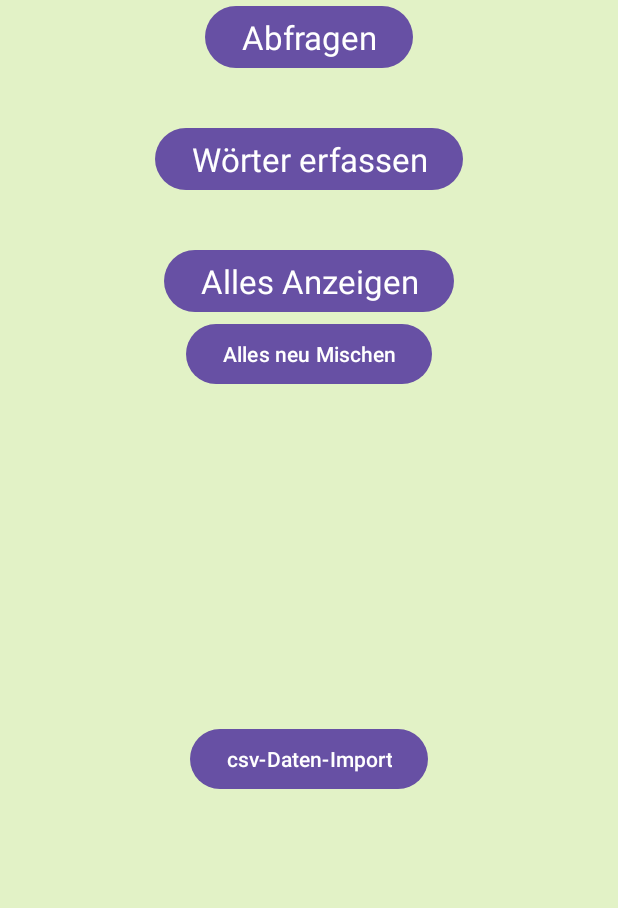
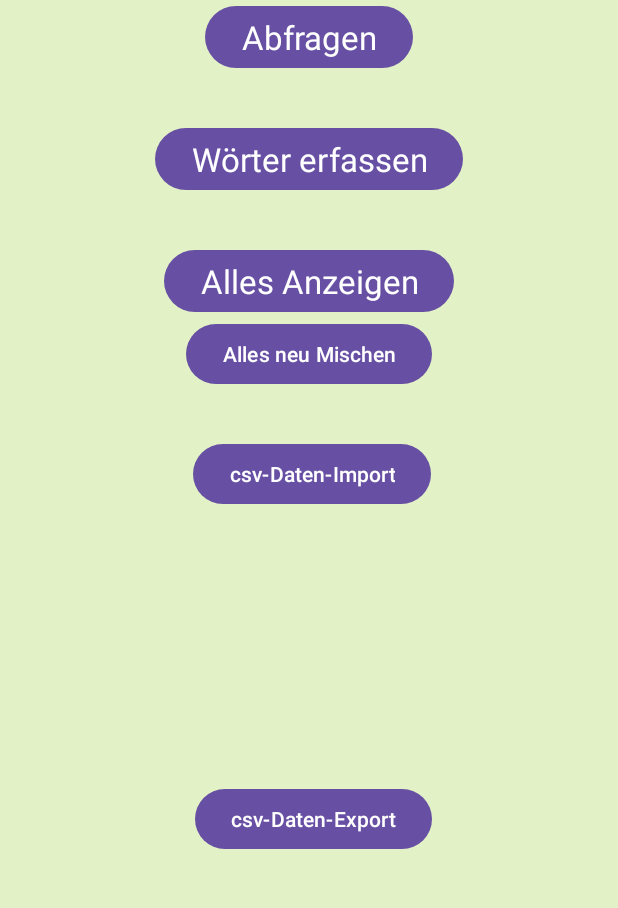
Before and after one commit to KolaSiro/TeachUSelf, an Android app: the screen it shows after launch (MainActivity), on a phone screen of 412 x 824 dp, the part 108-1016 px from its top. Run offline under Robolectric (Android 15) with nearby library versions, the phone set to English and light mode, and no system bars.

Commit message:
Export von Dictionary in CSV-File implementiert.

```diff
--- a/app/build.gradle.kts
+++ b/app/build.gradle.kts
@@ -8,10 +8,10 @@ android {
 
     defaultConfig {
         applicationId = "com.example.tys"
-        minSdk = 34
+        minSdk = 28
         targetSdk = 34
         versionCode = 1
-        versionName = "1.3.1"
+        versionName = "1.4.0"
 
         testInstrumentationRunner = "androidx.test.runner.AndroidJUnitRunner"
     }
--- a/app/src/main/java/com/example/tys/Daten.java
+++ b/app/src/main/java/com/example/tys/Daten.java
@@ -7,13 +7,13 @@ import java.io.Serializable;
  */
 public class Daten implements Serializable
 {
-   private int id;
-   private String wort1;
-   private String wort2;
-   private String art;
-   private String hint1;
-   private String hint2;
-   private Integer fragePos;
+   private int id = -1;
+   private String wort1 = "";
+   private String wort2 = "";
+   private String art = "";
+   private String hint1 = "";
+   private String hint2 = "";
+   private Integer fragePos = 5;
 
    public Daten()
    {
--- a/app/src/main/res/layout/activity_main.xml
+++ b/app/src/main/res/layout/activity_main.xml
@@ -55,9 +55,10 @@
         android:id="@+id/btnImport"
         android:layout_width="wrap_content"
         android:layout_height="wrap_content"
+        android:layout_marginTop="32dp"
         android:text="csv-Daten-Import"
-        app:layout_constraintBottom_toBottomOf="parent"
         app:layout_constraintEnd_toEndOf="parent"
+        app:layout_constraintHorizontal_bias="0.509"
         app:layout_constraintStart_toStartOf="parent"
         app:layout_constraintTop_toBottomOf="@+id/btnNeuMischen" />
 
@@ -104,4 +105,15 @@
         app:layout_constraintStart_toStartOf="parent"
         app:layout_constraintTop_toTopOf="parent" />
 
+    <Button
+        android:id="@+id/btnExportieren"
+        android:layout_width="wrap_content"
+        android:layout_height="wrap_content"
+        android:text="csv-Daten-Export"
+        app:layout_constraintBottom_toBottomOf="parent"
+        app:layout_constraintEnd_toEndOf="parent"
+        app:layout_constraintHorizontal_bias="0.511"
+        app:layout_constraintStart_toStartOf="parent"
+        app:layout_constraintTop_toBottomOf="@+id/btnImport" />
+
 </androidx.constraintlayout.widget.ConstraintLayout>
```
Also changed, not shown: app/src/main/AndroidManifest.xml (+5 -5 lines), app/src/main/java/com/example/tys/MainActivity.java (+96 -89 lines).
